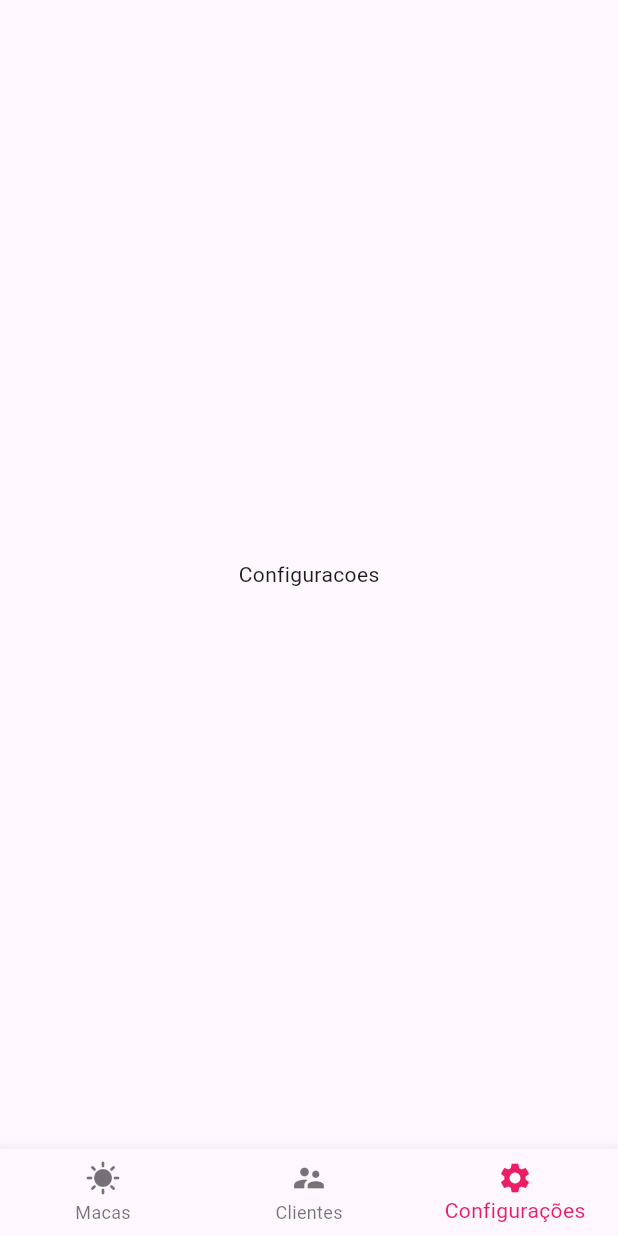
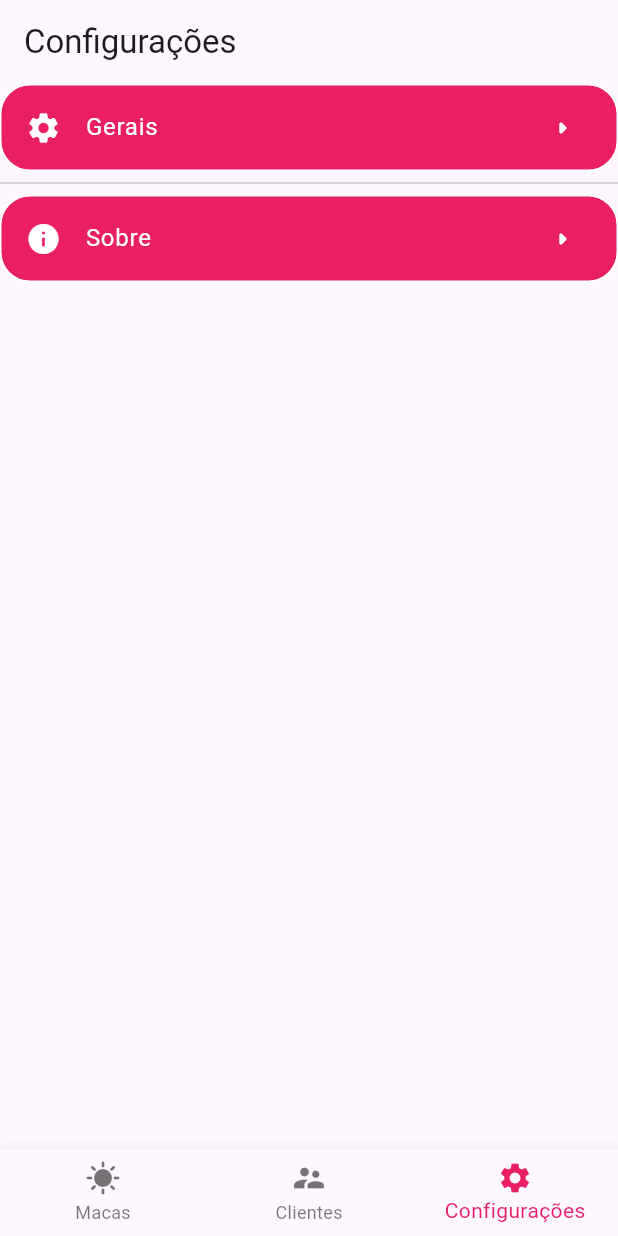
Before and after one commit to Fael123Programming/agendador-bronzeamento-flutter, a Flutter app: the screen it shows after launch, item 3 of the bottom bar chosen, on a phone screen of 412 x 824 dp. Run offline on Flutter 3.47's test engine with Material 3 defaults, Android fonts, the light colour scheme and no system bars; our stand-ins replace grouped_list.

Commit message:
Feat.: settings screen

```diff
--- /dev/null
+++ b/lib/views/configuracoes/components/setting_item.dart
@@ -0,0 +1,47 @@
+import 'package:flutter/material.dart';
+
+class SettingItem extends StatefulWidget {
+  final String title;
+  final IconData icon;
+  final void Function() onTap;
+
+  const SettingItem(
+      {super.key,
+      required this.title,
+      required this.icon,
+      required this.onTap});
+
+  @override
+  State<SettingItem> createState() => _SettingItemState();
+}
+
+class _SettingItemState extends State<SettingItem> {
+  Color? tileColor = Colors.pink;
+
+  @override
+  Widget build(BuildContext context) {
+    return ListTile(
+      shape: const RoundedRectangleBorder(
+        borderRadius: BorderRadius.all(Radius.circular(20)),
+        side: BorderSide(color: Colors.white),
+      ),
+      onTap: widget.onTap,
+      hoverColor: Colors.pink[100],
+      tileColor: tileColor,
+      title: Text(
+        widget.title,
+        style: const TextStyle(
+          color: Colors.white,
+        ),
+      ),
+      leading: Icon(
+        widget.icon,
+        color: Colors.white,
+      ),
+      trailing: const Icon(
+        Icons.arrow_right_rounded,
+        color: Colors.white,
+      ),
+    );
+  }
+}
--- a/lib/views/configuracoes/configuracoes.dart
+++ b/lib/views/configuracoes/configuracoes.dart
@@ -1,3 +1,4 @@
+import 'package:agendador_bronzeamento/views/configuracoes/components/setting_item.dart';
 import 'package:flutter/material.dart';
 
 class Configuracoes extends StatefulWidget {
@@ -8,11 +9,28 @@ class Configuracoes extends StatefulWidget {
 }
 
 class _ConfiguracoesState extends State<Configuracoes> {
+  final List<Widget> settingItems = [
+    SettingItem(title: 'Gerais', icon: Icons.settings, onTap: () {}),
+    SettingItem(title: 'Sobre', icon: Icons.info, onTap: () {}),
+  ];
+
   @override
   Widget build(BuildContext context) {
-    return Center(
-      child: Text(
-        'Configuracoes',
+    return Scaffold(
+      appBar: AppBar(
+        title: const Text('Configurações'),
+      ),
+      body: Center(
+        child: SafeArea(
+          child: ListView.separated(
+            itemCount: 2,
+            separatorBuilder: (BuildContext context, int index) =>
+                const Divider(),
+            itemBuilder: (BuildContext context, int index) {
+              return settingItems[index];
+            },
+          ),
+        ),
       ),
     );
   }
--- a/lib/views/macas/components/item_widget.dart
+++ b/lib/views/macas/components/item_widget.dart
@@ -13,7 +13,11 @@ class ItemWidget extends StatelessWidget {
     return Card(
       child: SizedBox(
         height: 100,
-        child: Center(child: Text(text)),
+        child: Center(
+          child: Text(
+            text,
+          ),
+        ),
       ),
     );
   }
```
